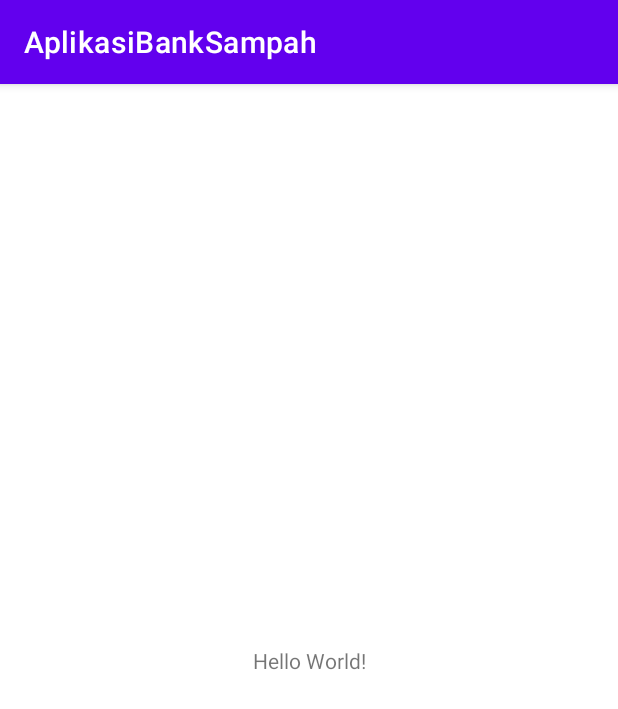
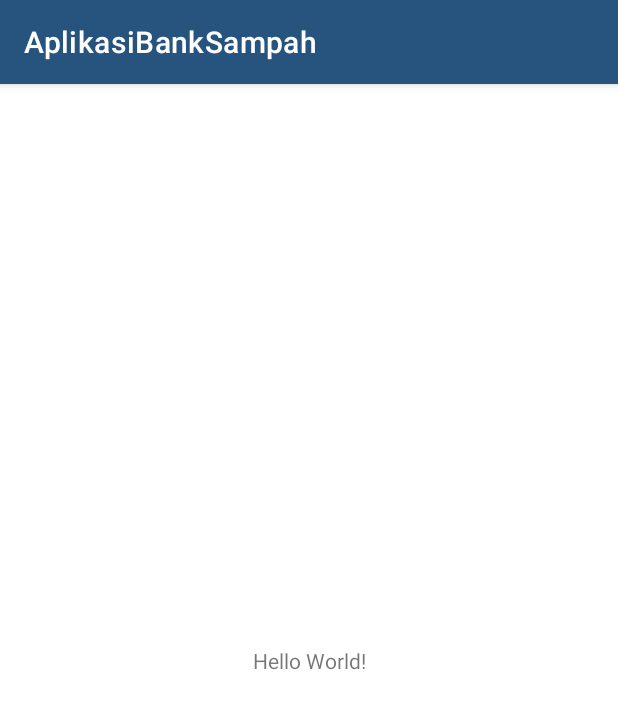
Before and after one commit to MIqbalTaruna/AplikasiBankSampah, an Android app: the screen it shows after launch (MainActivity), on a phone screen of 412 x 824 dp. Shown: the top 709 px of the screen. Run offline under Robolectric (Android 15) with nearby library versions, the phone set to English and light mode, and no system bars.

Commit message:
menambah variable warna

```diff
--- a/app/src/main/res/values/colors.xml
+++ b/app/src/main/res/values/colors.xml
@@ -5,6 +5,11 @@
     <color name="purple_700">#FF3700B3</color>
     <color name="teal_200">#FF03DAC5</color>
     <color name="teal_700">#FF018786</color>
+    <color name="blue_500">#FF27547E</color>
+    <color name="blue_400">#FF2C759E</color>
+    <color name="green">#FF3AE180</color>
+    <color name="gray">#FFD9D9D9</color>
+    <color name="red">#FFC84747</color>
     <color name="black">#FF000000</color>
     <color name="white">#FFFFFFFF</color>
 </resources>
--- a/app/src/main/res/values/themes.xml
+++ b/app/src/main/res/values/themes.xml
@@ -2,11 +2,11 @@
     <!-- Base application theme. -->
     <style name="Theme.AplikasiBankSampah" parent="Theme.MaterialComponents.DayNight.DarkActionBar">
         <!-- Primary brand color. -->
-        <item name="colorPrimary">@color/purple_500</item>
-        <item name="colorPrimaryVariant">@color/purple_700</item>
+        <item name="colorPrimary">@color/blue_500</item>
+        <item name="colorPrimaryVariant">@color/blue_400</item>
         <item name="colorOnPrimary">@color/white</item>
         <!-- Secondary brand color. -->
-        <item name="colorSecondary">@color/teal_200</item>
+        <item name="colorSecondary">@color/green</item>
         <item name="colorSecondaryVariant">@color/teal_700</item>
         <item name="colorOnSecondary">@color/black</item>
         <!-- Status bar color. -->
```
